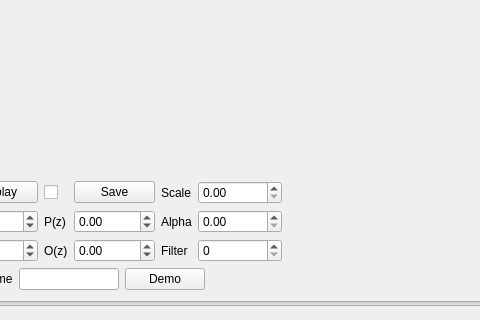
Above: pclviewer.ui from iamkevinzhao/Liver6D before the change; both pictures show x 295 to 775 and y 179 to 499 of the 966 by 499 pixel window. Below: the same form after it.
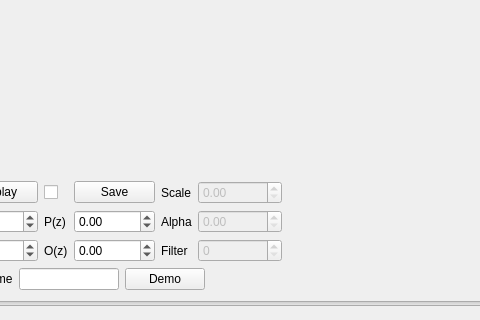
That is the form after the change. Custom widgets are drawn as their Qt base class.

```diff
--- a/pclviewer.ui
+++ b/pclviewer.ui
@@ -200,6 +200,9 @@
           </item>
           <item row="1" column="14">
            <widget class="QDoubleSpinBox" name="alpha">
+            <property name="enabled">
+             <bool>false</bool>
+            </property>
             <property name="maximum">
              <double>1.000000000000000</double>
             </property>
@@ -224,6 +227,9 @@
           </item>
           <item row="0" column="14">
            <widget class="QDoubleSpinBox" name="scale">
+            <property name="enabled">
+             <bool>false</bool>
+            </property>
             <property name="maximum">
              <double>99990000.000000000000000</double>
             </property>
@@ -234,6 +240,9 @@
           </item>
           <item row="2" column="14">
            <widget class="QSpinBox" name="filter">
+            <property name="enabled">
+             <bool>false</bool>
+            </property>
             <property name="maximum">
              <number>99999</number>
             </property>
```
Left out of the diff: 3 changed lines with no effect on the pictures.
